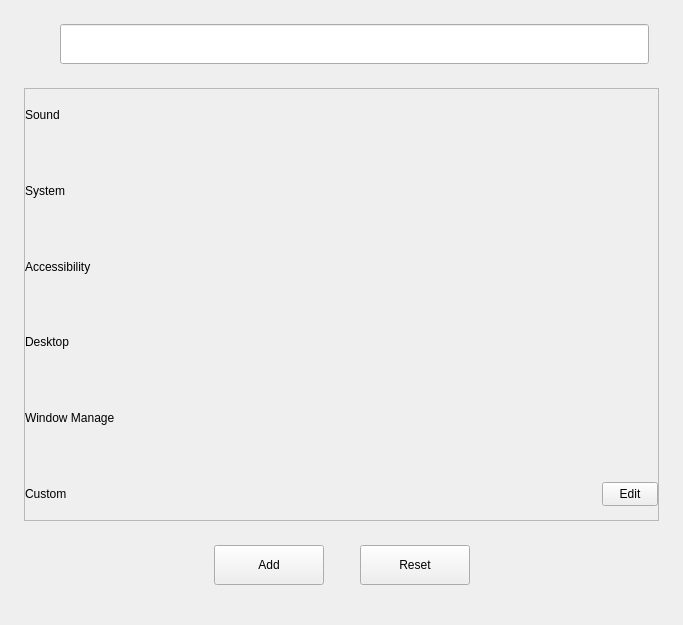
The window that src/shortcut.ui (openeuler-mirror/kiran-control-panel) describes before a commit, drawn with Qt 5.
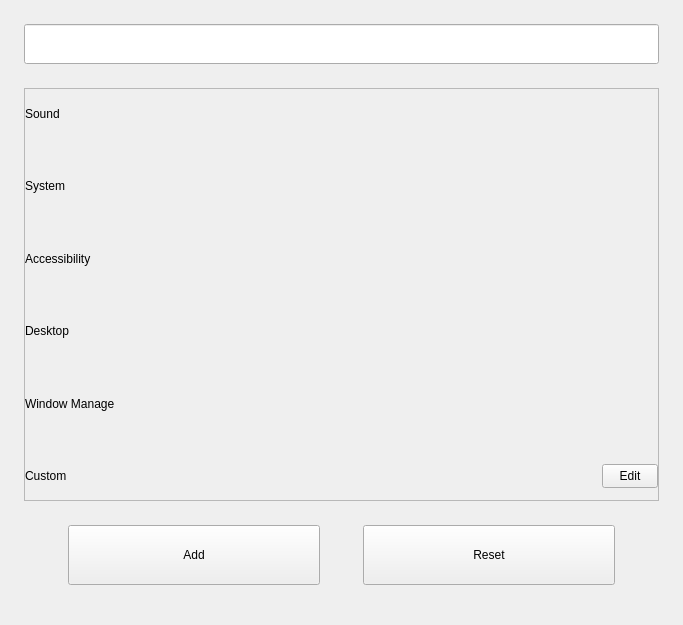
The same window after the commit. The open tabs and pages were chosen to show the change. Custom widgets are drawn as their Qt base class.

The edit to the form file:
```diff
--- a/src/shortcut.ui
+++ b/src/shortcut.ui
@@ -52,59 +52,31 @@
         <number>0</number>
        </property>
        <item>
-        <widget class="QWidget" name="widget_search" native="true">
-         <layout class="QHBoxLayout" name="horizontalLayout">
-          <property name="spacing">
-           <number>10</number>
-          </property>
-          <property name="leftMargin">
-           <number>10</number>
-          </property>
-          <property name="topMargin">
-           <number>0</number>
-          </property>
-          <property name="rightMargin">
-           <number>10</number>
-          </property>
-          <property name="bottomMargin">
-           <number>0</number>
-          </property>
-          <item>
-           <widget class="QLabel" name="label_search">
-            <property name="minimumSize">
-             <size>
-              <width>16</width>
-              <height>16</height>
-             </size>
-            </property>
-            <property name="maximumSize">
-             <size>
-              <width>16</width>
-              <height>16</height>
-             </size>
-            </property>
-            <property name="text">
-             <string/>
-            </property>
-           </widget>
-          </item>
-          <item>
-           <widget class="QLineEdit" name="lineEdit_search">
-            <property name="minimumSize">
-             <size>
-              <width>0</width>
-              <height>40</height>
-             </size>
-            </property>
-            <property name="maximumSize">
-             <size>
-              <width>16777215</width>
-              <height>40</height>
-             </size>
-            </property>
-           </widget>
-          </item>
-         </layout>
+        <widget class="KiranSearchBox" name="lineEdit_search">
+         <property name="sizePolicy">
+          <sizepolicy hsizetype="Preferred" vsizetype="Fixed">
+           <horstretch>0</horstretch>
+           <verstretch>0</verstretch>
+          </sizepolicy>
+         </property>
+         <property name="minimumSize">
+          <size>
+           <width>0</width>
+           <height>40</height>
+          </size>
+         </property>
+         <property name="maximumSize">
+          <size>
+           <width>16777215</width>
+           <height>40</height>
+          </size>
+         </property>
+         <property name="focusPolicy">
+          <enum>Qt::ClickFocus</enum>
+         </property>
+         <property name="placeholderText">
+          <string/>
+         </property>
         </widget>
        </item>
        <item>
@@ -145,8 +117,8 @@
                <rect>
                 <x>0</x>
                 <y>0</y>
-                <width>101</width>
-                <height>318</height>
+                <width>633</width>
+                <height>409</height>
                </rect>
               </property>
               <property name="sizePolicy">
@@ -434,7 +406,7 @@
        <item>
         <layout class="QHBoxLayout" name="horizontalLayout_5">
          <property name="spacing">
-          <number>36</number>
+          <number>0</number>
          </property>
          <item>
           <spacer name="horizontalSpacer_4">
@@ -453,14 +425,14 @@
           <widget class="QPushButton" name="btn_shortcut_add">
            <property name="minimumSize">
             <size>
-             <width>110</width>
-             <height>40</height>
+             <width>252</width>
+             <height>60</height>
             </size>
            </property>
            <property name="maximumSize">
             <size>
-             <width>110</width>
-             <height>40</height>
+             <width>252</width>
+             <height>60</height>
             </size>
            </property>
            <property name="text">
@@ -468,18 +440,31 @@
            </property>
           </widget>
          </item>
+         <item>
+          <spacer name="horizontalSpacer_3">
+           <property name="orientation">
+            <enum>Qt::Horizontal</enum>
+           </property>
+           <property name="sizeHint" stdset="0">
+            <size>
+             <width>40</width>
+             <height>20</height>
+            </size>
+           </property>
+          </spacer>
+         </item>
          <item>
           <widget class="QPushButton" name="btn_reset">
            <property name="minimumSize">
             <size>
-             <width>110</width>
-             <height>40</height>
+             <width>252</width>
+             <height>60</height>
             </size>
            </property>
            <property name="maximumSize">
             <size>
-             <width>110</width>
-             <height>40</height>
+             <width>252</width>
+             <height>60</height>
             </size>
            </property>
            <property name="text">
@@ -876,6 +861,13 @@
    </item>
   </layout>
  </widget>
+ <customwidgets>
+  <customwidget>
+   <class>KiranSearchBox</class>
+   <extends>QLineEdit</extends>
+   <header location="global">/usr/include/kiranwidgets-qt5/kiran-search-box.h</header>
+  </customwidget>
+ </customwidgets>
  <resources/>
  <connections/>
 </ui>
```
Left out of the diff: 66 changed lines with no effect on the pictures.
